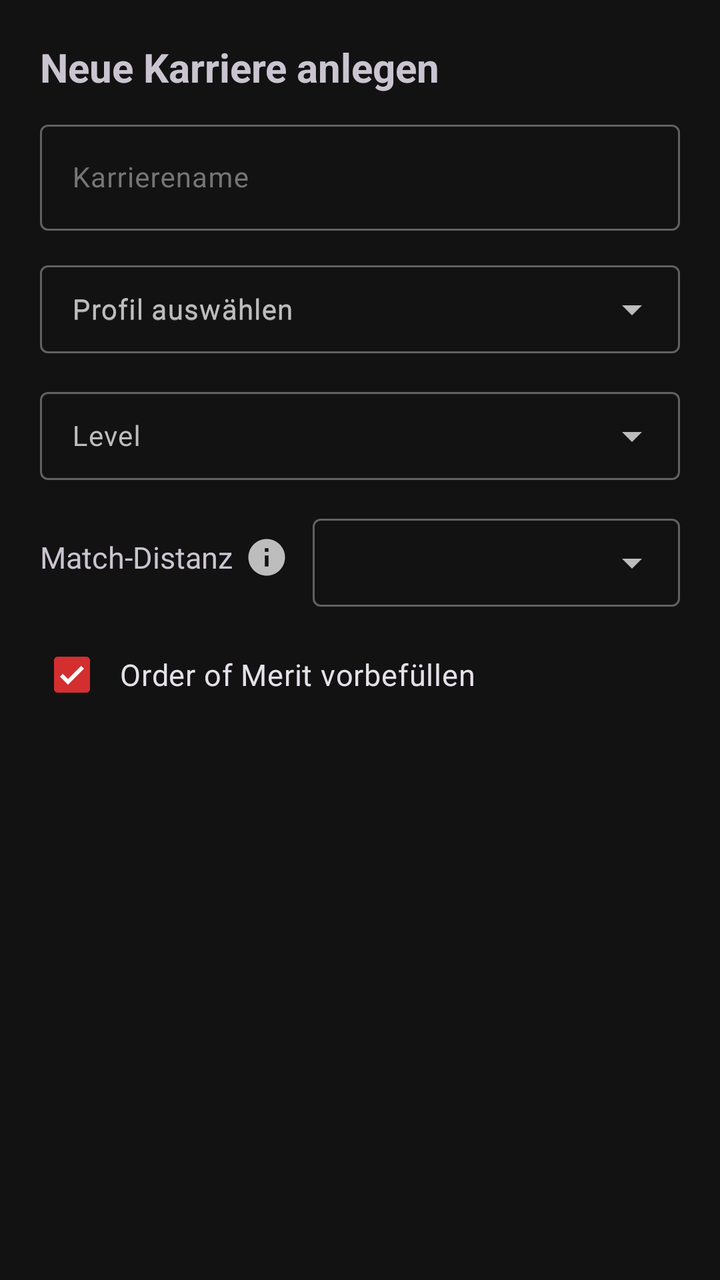
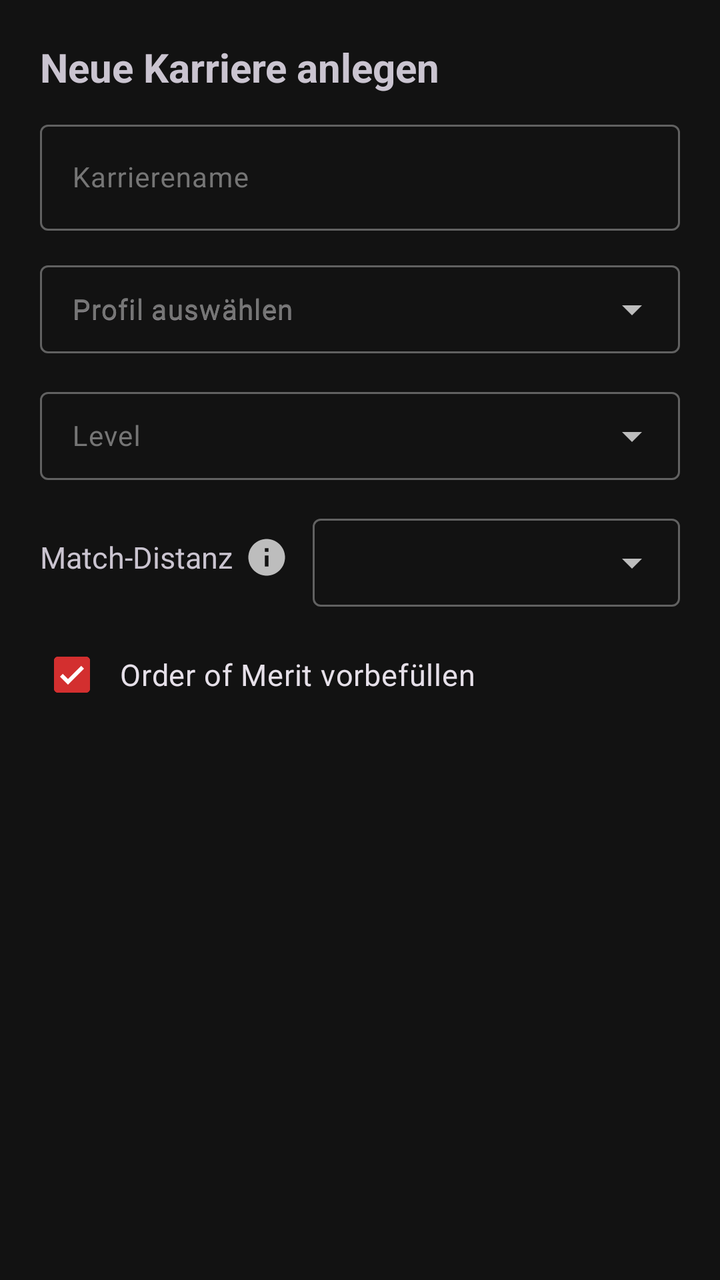

Screens rendered from an Android XML layout before and after an edit, with the pre-edit source and the edit as a unified diff.
<!-- AndroidManifest.xml: application theme Theme.DannyApp -->
<!-- res/layout/dialog_new_career.xml -->
<?xml version="1.0" encoding="utf-8"?>
<LinearLayout xmlns:android="http://schemas.android.com/apk/res/android"
    xmlns:app="http://schemas.android.com/apk/res-auto"
    xmlns:tools="http://schemas.android.com/tools"
    android:layout_width="match_parent"
    android:layout_height="wrap_content"
    android:orientation="vertical"
    android:padding="@dimen/dialog_padding">

    <TextView
        android:layout_width="match_parent"
        android:layout_height="wrap_content"
        android:layout_marginBottom="@dimen/dialog_field_spacing"
        android:text="@string/careers_create_new"
        android:textSize="@dimen/dialog_title_size"
        android:textStyle="bold" />

    <com.google.android.material.textfield.TextInputLayout
        android:layout_width="match_parent"
        android:layout_height="wrap_content"
        android:layout_marginBottom="@dimen/dialog_field_spacing"
        app:boxStrokeWidth="@dimen/dialog_box_stroke_width"
        app:boxStrokeWidthFocused="@dimen/dialog_box_stroke_width_focused"
        app:hintTextAppearance="@style/TextAppearance.DannyApp.TextInputHint">

        <com.google.android.material.textfield.TextInputEditText
            android:id="@+id/etCareerName"
            android:layout_width="match_parent"
            android:layout_height="wrap_content"
            android:hint="@string/careers_create_name_hint"
            android:textSize="@dimen/dialog_input_text_size"
            android:inputType="textPersonName|textCapWords"
            android:maxLines="1" />

    </com.google.android.material.textfield.TextInputLayout>

    <com.google.android.material.textfield.TextInputLayout
        style="@style/Widget.Material3.TextInputLayout.OutlinedBox.ExposedDropdownMenu"
        android:layout_width="match_parent"
        android:layout_height="wrap_content"
        android:layout_marginBottom="@dimen/dialog_field_spacing"
        app:boxCollapsedPaddingTop="4dp"
        android:hint="@string/careers_create_profile_hint"
        app:boxStrokeWidth="@dimen/dialog_box_stroke_width"
        app:boxStrokeWidthFocused="@dimen/dialog_box_stroke_width_focused"
        app:hintTextAppearance="@style/TextAppearance.DannyApp.TextInputHint">

        <AutoCompleteTextView
            android:id="@+id/autoCompleteProfile"
            android:layout_width="match_parent"
            android:layout_height="wrap_content"
            android:hint="@string/careers_create_profile_hint"
            android:minHeight="@dimen/dialog_dropdown_min_height"
            android:paddingVertical="8dp"
            android:textSize="@dimen/dialog_input_text_size"
            android:inputType="none" />

    </com.google.android.material.textfield.TextInputLayout>

    <com.google.android.material.textfield.TextInputLayout
        style="@style/Widget.Material3.TextInputLayout.OutlinedBox.ExposedDropdownMenu"
        android:layout_width="match_parent"
        android:layout_height="wrap_content"
        android:layout_marginBottom="@dimen/dialog_field_spacing"
        app:boxCollapsedPaddingTop="4dp"
        android:hint="@string/careers_create_level"
        app:boxStrokeWidth="@dimen/dialog_box_stroke_width"
        app:boxStrokeWidthFocused="@dimen/dialog_box_stroke_width_focused"
        app:hintTextAppearance="@style/TextAppearance.DannyApp.TextInputHint">

        <AutoCompleteTextView
            android:id="@+id/autoCompleteLevel"
            android:layout_width="match_parent"
            android:layout_height="wrap_content"
            android:minHeight="@dimen/dialog_dropdown_min_height"
            android:paddingVertical="8dp"
            android:textSize="@dimen/dialog_input_text_size"
            android:inputType="none" />

    </com.google.android.material.textfield.TextInputLayout>

    <LinearLayout
        android:layout_width="match_parent"
        android:layout_height="wrap_content"
        android:orientation="horizontal"
        android:gravity="center_vertical"
        android:layout_marginBottom="@dimen/dialog_field_spacing">

        <TextView
            android:layout_width="wrap_content"
            android:layout_height="wrap_content"
            android:text="@string/careers_create_match_distance"
            android:textSize="@dimen/dialog_label_size" />

        <ImageView
            android:id="@+id/btnMatchDistanceInfo"
            android:layout_width="@dimen/dialog_info_icon_size"
            android:layout_height="@dimen/dialog_info_icon_size"
            android:layout_marginStart="6dp"
            android:layout_marginEnd="12dp"
            android:src="@drawable/ic_info"
            android:background="?attr/selectableItemBackgroundBorderless"
            android:clickable="true"
            android:focusable="true"
            android:contentDescription="@string/match_distance_info_title"
            app:tint="?attr/colorOnSurfaceVariant" />

        <com.google.android.material.textfield.TextInputLayout
            style="@style/Widget.Material3.TextInputLayout.OutlinedBox.ExposedDropdownMenu"
            android:layout_width="0dp"
            android:layout_weight="1"
            android:layout_height="wrap_content"
            app:boxCollapsedPaddingTop="4dp"
            app:boxStrokeWidth="@dimen/dialog_box_stroke_width"
            app:boxStrokeWidthFocused="@dimen/dialog_box_stroke_width_focused"
            app:hintTextAppearance="@style/TextAppearance.DannyApp.TextInputHint">

            <AutoCompleteTextView
                android:id="@+id/autoCompleteMatchDistance"
                android:layout_width="match_parent"
                android:layout_height="wrap_content"
                android:minHeight="@dimen/dialog_dropdown_min_height"
                android:paddingVertical="8dp"
                android:textSize="@dimen/dialog_input_text_size"
                android:inputType="none" />

        </com.google.android.material.textfield.TextInputLayout>

    </LinearLayout>

    <com.google.android.material.checkbox.MaterialCheckBox
        android:id="@+id/cbPrefillOom"
        android:layout_width="match_parent"
        android:layout_height="wrap_content"
        android:minHeight="@dimen/dialog_dropdown_min_height"
        android:paddingStart="@dimen/dialog_checkbox_text_padding"
        android:text="@string/careers_create_prefill_oom"
        android:textSize="@dimen/dialog_label_size"
        android:checked="true" />

    <com.google.android.material.checkbox.MaterialCheckBox
        android:id="@+id/cbShortTestSeason"
        android:layout_width="match_parent"
        android:layout_height="wrap_content"
        android:layout_marginTop="4dp"
        android:minHeight="@dimen/dialog_dropdown_min_height"
        android:paddingStart="@dimen/dialog_checkbox_text_padding"
        android:text="@string/careers_create_short_test_season"
        android:textSize="@dimen/dialog_label_size"
        android:checked="false"
        android:visibility="gone"
        tools:visibility="visible" />

</LinearLayout>
<!-- resources referenced by this layout -->
<resources>
  <dimen name="dialog_box_stroke_width">1dp</dimen>
  <dimen name="dialog_box_stroke_width_focused">2dp</dimen>
  <dimen name="dialog_checkbox_text_padding">8dp</dimen>
  <dimen name="dialog_dropdown_min_height">44dp</dimen>
  <dimen name="dialog_field_spacing">10dp</dimen>
  <dimen name="dialog_info_icon_size">22dp</dimen>
  <dimen name="dialog_input_text_size">14sp</dimen>
  <dimen name="dialog_label_size">15sp</dimen>
  <dimen name="dialog_padding">20dp</dimen>
  <dimen name="dialog_title_size">20sp</dimen>
  <string name="careers_create_level">Level</string>
  <string name="careers_create_match_distance">Match-Distanz</string>
  <string name="careers_create_name_hint">Karrierename</string>
  <string name="careers_create_new">Neue Karriere anlegen</string>
  <string name="careers_create_prefill_oom">Order of Merit vorbefüllen</string>
  <string name="careers_create_profile_hint">Profil auswählen</string>
  <string name="careers_create_short_test_season">Kurze Test-Saison (3 PC / 3 ET)</string>
  <string name="match_distance_info_title">Match-Distanzen im Überblick</string>
  <style name="TextAppearance.DannyApp.TextInputHint" parent="TextAppearance.Design.Hint">
          <item name="android:textSize">@dimen/dialog_input_hint_size</item>
      </style>
  <dimen name="dialog_input_hint_size">12sp</dimen>
  <color name="anthrazit_hintergrund">#FF121212</color>
  <color name="anthrazit_tief">#FF0D0D0D</color>
  <color name="rot_haupt">#FFD32F2F</color>
  <color name="white">#FFFFFFFF</color>
  <color name="rot_dunkel">#FF8E0000</color>
  <color name="rot_sehr_hell">#FFFFDAD6</color>
  <color name="grau_sekundaer">#FFC4C4C4</color>
  <color name="anthrazit_container_niedrig">#FF1C1C1C</color>
  <color name="anthrazit_sekundaer">#FF373737</color>
  <color name="rot_hell">#FFEF5350</color>
  <color name="rot_container_dunkel">#FF5C1919</color>
  <color name="grau_text_hell">#FFF5F5F5</color>
  <color name="anthrazit_flaeche">#FF181818</color>
  <color name="anthrazit_variante">#FF2C2C2C</color>
  <color name="grau_text_gedaempft">#FFBDBDBD</color>
  <color name="anthrazit_container">#FF222222</color>
  <color name="anthrazit_container_hoch">#FF2A2A2A</color>
  <color name="anthrazit_container_hoechst">#FF333333</color>
  <color name="grau_rahmen">#FF616161</color>
  <color name="grau_rahmen_dunkel">#FF383838</color>
  <dimen name="fading_edge_length">18dp</dimen>
  <style name="TextAppearance.DannyApp.DialogTitle" parent="MaterialAlertDialog.Material3.Title.Text">
          <item name="android:textSize">@dimen/dialog_title_size</item>
      </style>
  <style name="TextAppearance.DannyApp.DialogBody" parent="MaterialAlertDialog.Material3.Body.Text">
          <item name="android:textSize">@dimen/dialog_message_text_size</item>
      </style>
  <color name="eingabe_hint">#FF757575</color>
  <dimen name="dialog_message_text_size">15sp</dimen>
  <style name="TextAppearance.DannyApp.DialogButton" parent="TextAppearance.Material3.LabelLarge">
          <item name="android:textSize">@dimen/dialog_button_text_size</item>
      </style>
  <dimen name="dialog_button_text_size">14sp</dimen>
  <dimen name="start_button_min_height">48dp</dimen>
  <dimen name="dialog_button_pad_h">16dp</dimen>
  <dimen name="dialog_button_pad_v">10dp</dimen>
  <!-- unchanged entries left out for length: 6 -->
</resources>

<!-- the commit's change to res/layout/dialog_new_career.xml (unified diff, before → after) -->
@@ -18,10 +18,7 @@
     <com.google.android.material.textfield.TextInputLayout
         android:layout_width="match_parent"
         android:layout_height="wrap_content"
-        android:layout_marginBottom="@dimen/dialog_field_spacing"
-        app:boxStrokeWidth="@dimen/dialog_box_stroke_width"
-        app:boxStrokeWidthFocused="@dimen/dialog_box_stroke_width_focused"
-        app:hintTextAppearance="@style/TextAppearance.DannyApp.TextInputHint">
+        android:layout_marginBottom="@dimen/dialog_field_spacing">
 
         <com.google.android.material.textfield.TextInputEditText
             android:id="@+id/etCareerName"
@@ -35,15 +32,11 @@
     </com.google.android.material.textfield.TextInputLayout>
 
     <com.google.android.material.textfield.TextInputLayout
-        style="@style/Widget.Material3.TextInputLayout.OutlinedBox.ExposedDropdownMenu"
+        style="@style/Widget.DannyApp.TextInputLayout.Dropdown"
         android:layout_width="match_parent"
         android:layout_height="wrap_content"
         android:layout_marginBottom="@dimen/dialog_field_spacing"
-        app:boxCollapsedPaddingTop="4dp"
-        android:hint="@string/careers_create_profile_hint"
-        app:boxStrokeWidth="@dimen/dialog_box_stroke_width"
-        app:boxStrokeWidthFocused="@dimen/dialog_box_stroke_width_focused"
-        app:hintTextAppearance="@style/TextAppearance.DannyApp.TextInputHint">
+        android:hint="@string/careers_create_profile_hint">
 
         <AutoCompleteTextView
             android:id="@+id/autoCompleteProfile"
@@ -58,15 +51,11 @@
     </com.google.android.material.textfield.TextInputLayout>
 
     <com.google.android.material.textfield.TextInputLayout
-        style="@style/Widget.Material3.TextInputLayout.OutlinedBox.ExposedDropdownMenu"
+        style="@style/Widget.DannyApp.TextInputLayout.Dropdown"
         android:layout_width="match_parent"
         android:layout_height="wrap_content"
         android:layout_marginBottom="@dimen/dialog_field_spacing"
-        app:boxCollapsedPaddingTop="4dp"
-        android:hint="@string/careers_create_level"
-        app:boxStrokeWidth="@dimen/dialog_box_stroke_width"
-        app:boxStrokeWidthFocused="@dimen/dialog_box_stroke_width_focused"
-        app:hintTextAppearance="@style/TextAppearance.DannyApp.TextInputHint">
+        android:hint="@string/careers_create_level">
 
         <AutoCompleteTextView
             android:id="@+id/autoCompleteLevel"
@@ -106,14 +95,10 @@
             app:tint="?attr/colorOnSurfaceVariant" />
 
         <com.google.android.material.textfield.TextInputLayout
-            style="@style/Widget.Material3.TextInputLayout.OutlinedBox.ExposedDropdownMenu"
+            style="@style/Widget.DannyApp.TextInputLayout.Dropdown"
             android:layout_width="0dp"
             android:layout_weight="1"
-            android:layout_height="wrap_content"
-            app:boxCollapsedPaddingTop="4dp"
-            app:boxStrokeWidth="@dimen/dialog_box_stroke_width"
-            app:boxStrokeWidthFocused="@dimen/dialog_box_stroke_width_focused"
-            app:hintTextAppearance="@style/TextAppearance.DannyApp.TextInputHint">
+            android:layout_height="wrap_content">
 
             <AutoCompleteTextView
                 android:id="@+id/autoCompleteMatchDistance"
<!-- resource entries referenced after the edit -->
@@ -18,6 +18,12 @@
   <string name="careers_create_profile_hint">Profil auswählen</string>
   <string name="careers_create_short_test_season">Kurze Test-Saison (3 PC / 3 ET)</string>
   <string name="match_distance_info_title">Match-Distanzen im Überblick</string>
+  <style name="Widget.DannyApp.TextInputLayout.Dropdown" parent="Widget.Material3.TextInputLayout.OutlinedBox.ExposedDropdownMenu">
+          <item name="boxStrokeWidth">@dimen/dialog_box_stroke_width</item>
+          <item name="boxStrokeWidthFocused">@dimen/dialog_box_stroke_width_focused</item>
+          <item name="hintTextAppearance">@style/TextAppearance.DannyApp.TextInputHint</item>
+          <item name="android:textColorHint">@color/eingabe_hint</item>
+      </style>
   <style name="TextAppearance.DannyApp.TextInputHint" parent="TextAppearance.Design.Hint">
           <item name="android:textSize">@dimen/dialog_input_hint_size</item>
       </style>
